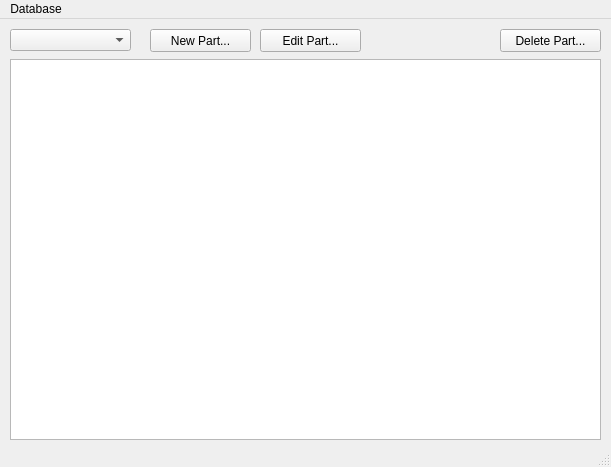
First picture: the form in AltiumPartsDB/parts_browser_dlg.ui, repository fierst/parts-db-editor, before the edit.
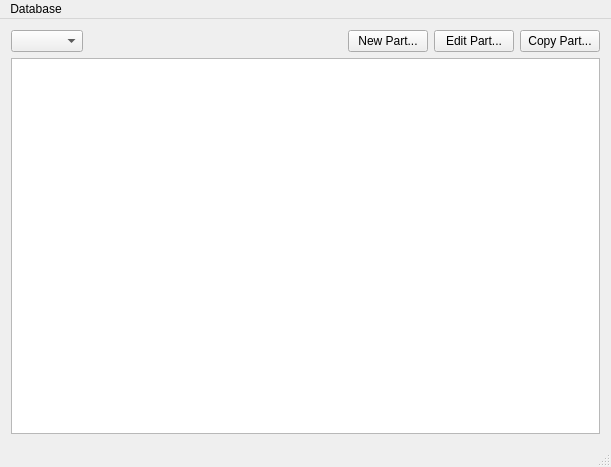
Second picture: the form after the edit.

```diff
--- a/AltiumPartsDB/parts_browser_dlg.ui
+++ b/AltiumPartsDB/parts_browser_dlg.ui
@@ -23,65 +23,59 @@
    <set>QMainWindow::AllowTabbedDocks|QMainWindow::AnimatedDocks</set>
   </property>
   <widget class="QWidget" name="centralWidget">
+   <layout class="QGridLayout" name="gridLayout">
+    <item row="1" column="0">
    <widget class="QTableView" name="tbl_parts">
-    <property name="geometry">
-     <rect>
-      <x>10</x>
-      <y>40</y>
-      <width>591</width>
-      <height>381</height>
-     </rect>
-    </property>
-   </widget>
-   <widget class="QComboBox" name="cmb_part_types">
-    <property name="geometry">
-     <rect>
-      <x>10</x>
-      <y>10</y>
-      <width>121</width>
-      <height>22</height>
-     </rect>
-    </property>
-   </widget>
+      <property name="selectionMode">
+       <enum>QAbstractItemView::SingleSelection</enum>
+      </property>
+      <property name="selectionBehavior">
+       <enum>QAbstractItemView::SelectRows</enum>
+      </property>
+     </widget>
+    </item>
+    <item row="0" column="0">
+     <layout class="QHBoxLayout" name="horizontalLayout">
+      <item>
+       <widget class="QComboBox" name="cmb_part_types"/>
+      </item>
+      <item>
+       <spacer name="horizontalSpacer">
+        <property name="orientation">
+         <enum>Qt::Horizontal</enum>
+        </property>
+        <property name="sizeHint" stdset="0">
+         <size>
+          <width>148</width>
+          <height>20</height>
+         </size>
+        </property>
+       </spacer>
+      </item>
+      <item>
    <widget class="QPushButton" name="btn_new_part">
-    <property name="geometry">
-     <rect>
-      <x>150</x>
-      <y>10</y>
-      <width>101</width>
-      <height>23</height>
-     </rect>
-    </property>
     <property name="text">
      <string>New Part...</string>
     </property>
    </widget>
-   <widget class="QPushButton" name="btn_delete_part">
-    <property name="geometry">
-     <rect>
-      <x>500</x>
-      <y>10</y>
-      <width>101</width>
-      <height>23</height>
-     </rect>
-    </property>
-    <property name="text">
-     <string>Delete Part...</string>
-    </property>
-   </widget>
+      </item>
+      <item>
    <widget class="QPushButton" name="btn_edit_part">
-    <property name="geometry">
-     <rect>
-      <x>260</x>
-      <y>10</y>
-      <width>101</width>
-      <height>23</height>
-     </rect>
-    </property>
     <property name="text">
      <string>Edit Part...</string>
     </property>
    </widget>
+      </item>
+      <item>
+       <widget class="QPushButton" name="btn_copy_part">
+        <property name="text">
+         <string>Copy Part...</string>
+        </property>
+       </widget>
+      </item>
+     </layout>
+    </item>
+   </layout>
   </widget>
   <widget class="QMenuBar" name="menuBar">
    <property name="geometry">
```
Left out of the diff: 9 changed lines with no effect on the pictures. Lines whose indentation alone changed are shown as unchanged.
